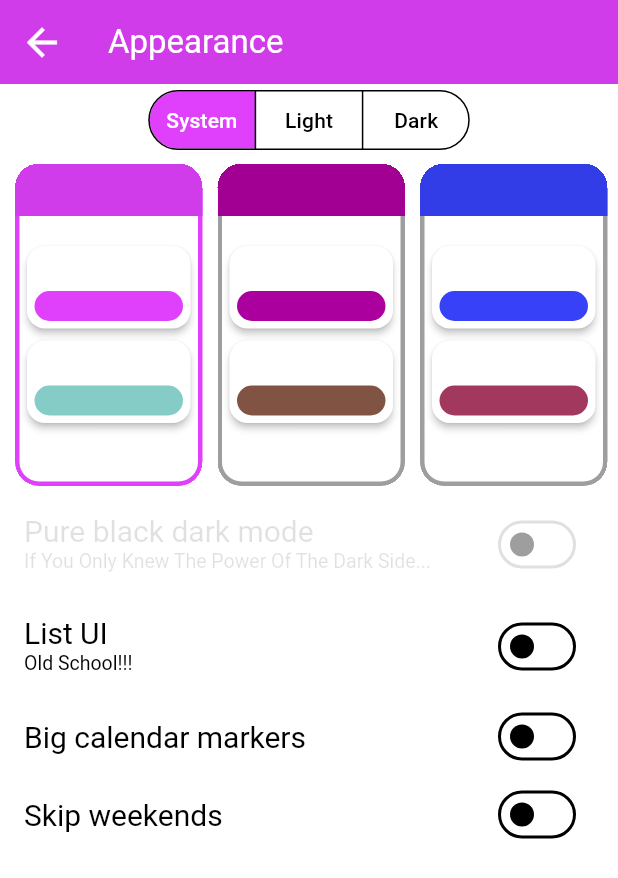
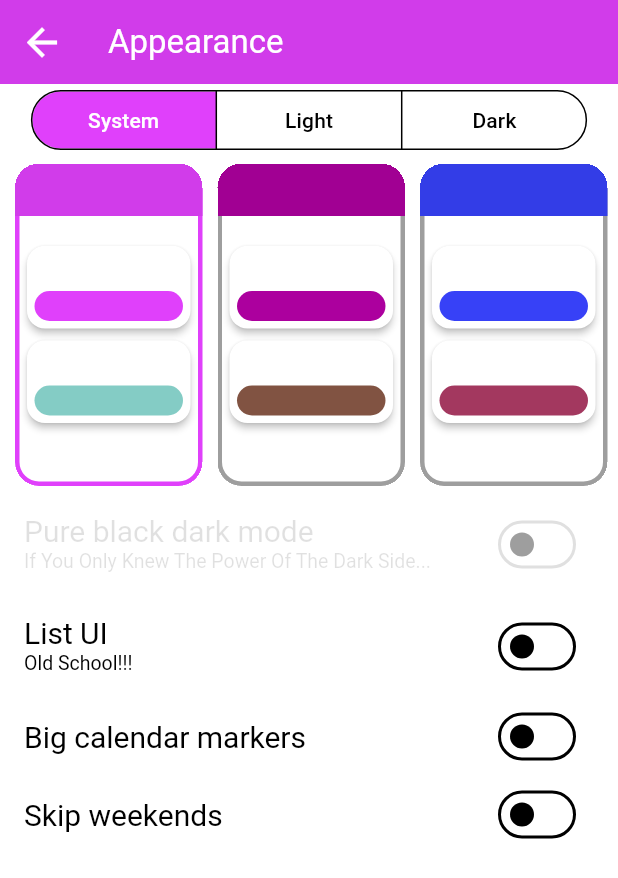
Before and after one commit to App-Elevate/AUT.aplikace-legacy, a Flutter app: the AppearanceScreen screen opened directly, on a phone screen of 412 x 824 dp. Shown: the top 878 px of the screen. Run offline on Flutter 3.47's test engine with Material 3 defaults, Android fonts, the phone set to English and light mode, and no system bars; our stand-ins replace awesome_notifications, device_info_plus, dio, firebase_analytics, firebase_core, firebase_crashlytics and 12 more; missing offline and left inert: background_fetch, canteenlib, install_plugin, markdown; accounts and stored records are empty; network calls fail; statements that could not run were skipped; project files that could hold a hidden picture were left out.

Commit message:
change width of theme mode button picker

```diff
--- a/lib/shared_widgets/settings/theme_mode_picker.dart
+++ b/lib/shared_widgets/settings/theme_mode_picker.dart
@@ -7,17 +7,20 @@ class ThemeModePicker extends StatelessWidget {
 
   @override
   Widget build(BuildContext context) {
-    return Consumer<UserPreferences>(
-      builder: (context, value, child) => SegmentedButton<ThemeMode>(
+    return SizedBox(
+      width: MediaQuery.sizeOf(context).width * .9,
+      child: Consumer<UserPreferences>(
+        builder: (context, userPreferences, child) => SegmentedButton<ThemeMode>(
           showSelectedIcon: false,
-        selected: {value.themeMode},
-        onSelectionChanged: (Set<ThemeMode> selected) => value.setThemeMode = selected.first,
+          selected: {userPreferences.themeMode},
+          onSelectionChanged: (Set<ThemeMode> selected) => userPreferences.setThemeMode = selected.first,
           segments: const [
             ButtonSegment<ThemeMode>(value: ThemeMode.system, label: Text("System")),
             ButtonSegment<ThemeMode>(value: ThemeMode.light, label: Text("Light")),
             ButtonSegment<ThemeMode>(value: ThemeMode.dark, label: Text("Dark")),
           ],
         ),
+      ),
     );
   }
 }
```
Lines whose indentation alone changed are shown as unchanged.
